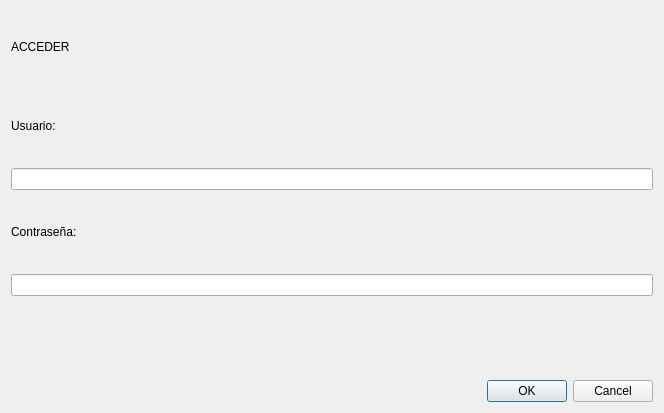
The window that ingreso.ui (luisallamas01/Entrega3) describes before a commit, drawn with Qt 5.
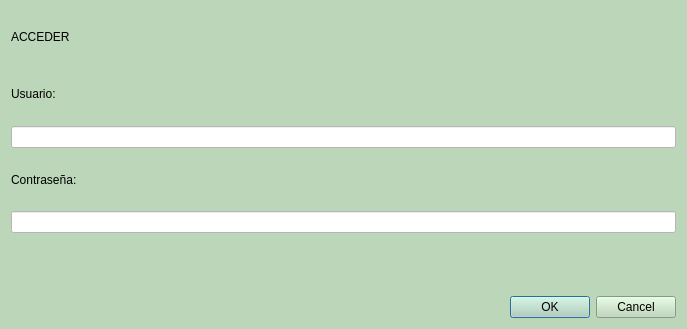
The same window after the commit.

```diff
--- a/ingreso.ui
+++ b/ingreso.ui
@@ -6,16 +6,22 @@
    <rect>
     <x>0</x>
     <y>0</y>
-    <width>664</width>
-    <height>413</height>
+    <width>687</width>
+    <height>329</height>
    </rect>
   </property>
   <property name="windowTitle">
    <string>Dialog</string>
   </property>
+  <property name="styleSheet">
+   <string notr="true">background-color: rgb(187, 214, 185)</string>
+  </property>
   <layout class="QVBoxLayout" name="verticalLayout">
    <item>
     <widget class="QLabel" name="label_3">
+     <property name="styleSheet">
+      <string notr="true">background-color: rgb(187, 214, 185)</string>
+     </property>
      <property name="text">
       <string>ACCEDER</string>
      </property>
@@ -29,7 +35,11 @@
     </widget>
    </item>
    <item>
-    <widget class="QLineEdit" name="usuario"/>
+    <widget class="QLineEdit" name="usuario">
+     <property name="styleSheet">
+      <string notr="true">background-color: rgb(255, 255, 255);</string>
+     </property>
+    </widget>
    </item>
    <item>
     <widget class="QLabel" name="label_2">
@@ -40,6 +50,9 @@
    </item>
    <item>
     <widget class="QLineEdit" name="password">
+     <property name="styleSheet">
+      <string notr="true">background-color: rgb(255, 255, 255);</string>
+     </property>
      <property name="echoMode">
       <enum>QLineEdit::Password</enum>
      </property>
```
